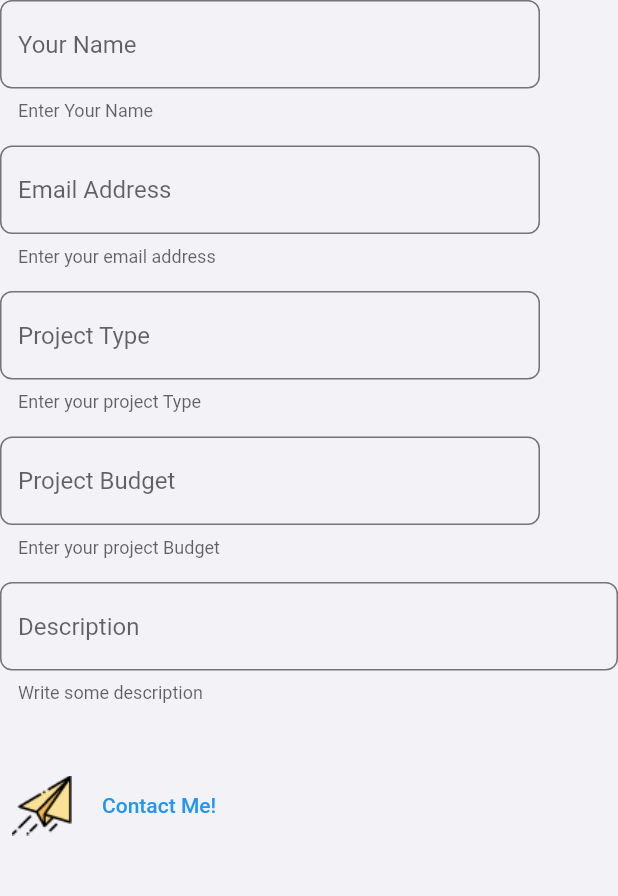
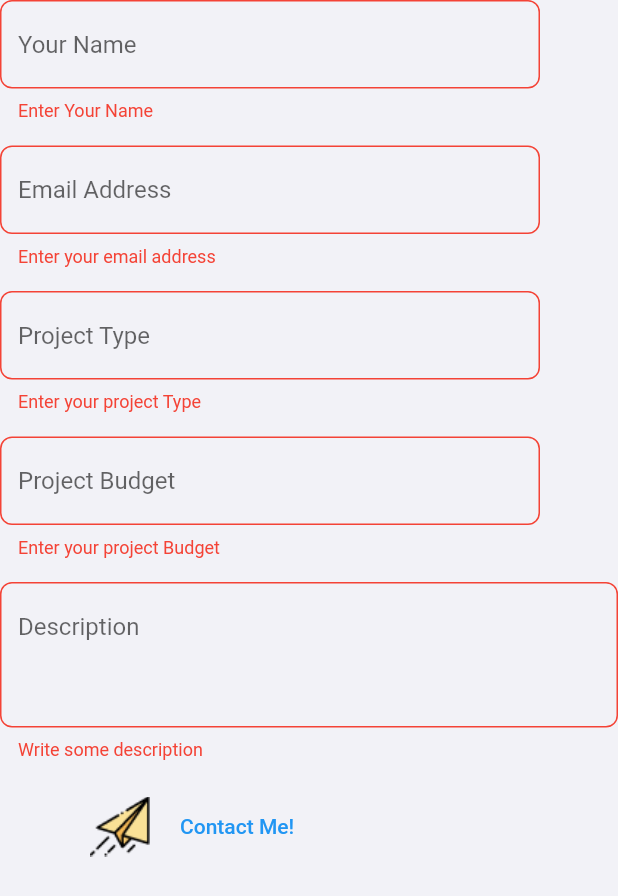
Before and after one commit to BinniZenobioCordovaLeandro/portfolio, a Flutter app: the ContactForm widget shown alone on an empty page, opened directly, after a tap on "Contact Me!", on a phone screen of 412 x 824 dp. Shown: the top 896 px of the screen. Run offline on Flutter 3.47's test engine with Material 2 defaults, Android fonts, the phone set to English and light mode, and no system bars; Roboto replaces fonts that are missing (SFProDisplay); statements that could not run were skipped.

Commit message:
Added form contact to send me email with params

```diff
--- a/lib/src/sections/contact/contact_section.dart
+++ b/lib/src/sections/contact/contact_section.dart
@@ -32,6 +32,7 @@ class ContactSection extends StatelessWidget {
           ),
         ),
       ),
+      child: SingleChildScrollView(
         child: Column(
           children: [
             const SizedBox(height: 20.0),
@@ -62,8 +63,10 @@ class ContactSection extends StatelessWidget {
               ),
             ),
             const SizedBox(height: 20.0),
-          const ContactBox()
+            const ContactBox(),
+            const SizedBox(height: 120.0),
           ],
+        ),
       ),
     );
   }
@@ -107,10 +110,12 @@ class ContactForm extends StatefulWidget {
 
 class _ContactFormState extends State<ContactForm> {
   String? name, email, project, amount, description;
+  final formKey = GlobalKey<FormState>();
 
   @override
   Widget build(BuildContext context) {
     return FormComponent(
+      key: formKey,
       child: WrapComponent(
         alignment: WrapAlignment.spaceBetween,
         children: [
@@ -190,6 +195,7 @@ class _ContactFormState extends State<ContactForm> {
             child: TextFieldComponent(
               labelText: 'Description',
               helperText: 'Write some description',
+              maxLines: 3,
               validator: (value) {
                 if (value == null || value.isEmpty) {
                   return 'Write some description';
@@ -204,11 +210,29 @@ class _ContactFormState extends State<ContactForm> {
             ),
           ),
           const SizedBox(height: 8.00),
-          Expanded(
+          SizedBox(
+            width: 360,
             child: DefaultButton(
               imageSrc: "assets/images/contact_icon.png",
               text: "Contact Me!",
-              press: () {},
+              press: () {
+                bool isValidForm = formKey.currentState!.validate();
+                if (isValidForm) {
+                  try {
+                    LauncherLinkHelper launcherLinkHelper = LauncherLinkHelper(
+                      url: 'binni.2000.cordova@gmail.com',
+                      isMail: true,
+                      params: {
+                        'subject': '$project + $amount',
+                        'body': 'From: $name, $email \n$description'
+                      },
+                    );
+                    launcherLinkHelper.sendEmail();
+                  } catch (e) {
+                    print(e);
+                  }
+                }
+              },
             ),
           )
         ],
--- a/lib/src/sections/feedback/feedback_section.dart
+++ b/lib/src/sections/feedback/feedback_section.dart
@@ -15,6 +15,7 @@ class FeedbackSection extends StatelessWidget {
   Widget build(BuildContext context) {
     return Container(
       constraints: const BoxConstraints(maxWidth: 1110),
+      child: SingleChildScrollView(
         child: Column(
           children: [
             const SizedBox(height: 20.0),
@@ -35,7 +36,9 @@ class FeedbackSection extends StatelessWidget {
                 ),
               ),
             ),
+            const SizedBox(height: 120.0),
           ],
+        ),
       ),
     );
   }
--- a/lib/src/sections/recent_work/recent_work_section.dart
+++ b/lib/src/sections/recent_work/recent_work_section.dart
@@ -22,6 +22,7 @@ class RecentWorkSection extends StatelessWidget {
           image: AssetImage("assets/images/recent_work_bg.png"),
         ),
       ),
+      child: SingleChildScrollView(
         child: Column(
           children: [
             const SizedBox(height: 20.0),
@@ -50,7 +51,9 @@ class RecentWorkSection extends StatelessWidget {
               width: 1110,
               child: HireMeCard(),
             ),
+            const SizedBox(height: 120.0),
           ],
+        ),
       ),
     );
   }
--- a/lib/src/sections/service/components/service_card.dart
+++ b/lib/src/sections/service/components/service_card.dart
@@ -30,7 +30,6 @@ class _ServiceCardState extends State<ServiceCard> {
       hoverColor: Colors.transparent,
       child: AnimatedContainer(
         duration: duration,
-        margin: const EdgeInsets.symmetric(vertical: 20 * 2),
         height: 200,
         width: 200,
         decoration: BoxDecoration(
--- a/lib/src/sections/service/service_section.dart
+++ b/lib/src/sections/service/service_section.dart
@@ -15,6 +15,7 @@ class ServiceSection extends StatelessWidget {
   Widget build(BuildContext context) {
     return Container(
       constraints: const BoxConstraints(maxWidth: 1110),
+      child: SingleChildScrollView(
         child: Column(
           children: [
             const SizedBox(height: 20.0),
@@ -34,8 +35,10 @@ class ServiceSection extends StatelessWidget {
                   ),
                 ),
               ),
-          )
+            ),
+            const SizedBox(height: 120.0),
           ],
+        ),
       ),
     );
   }
```
Also changed, not shown: lib/src/core/helpers/launcher_link_helper.dart (+20 -4 lines), lib/src/sections/about/about_section.dart (+10 -7 lines), 3 other files. Lines whose indentation alone changed are shown as unchanged.
